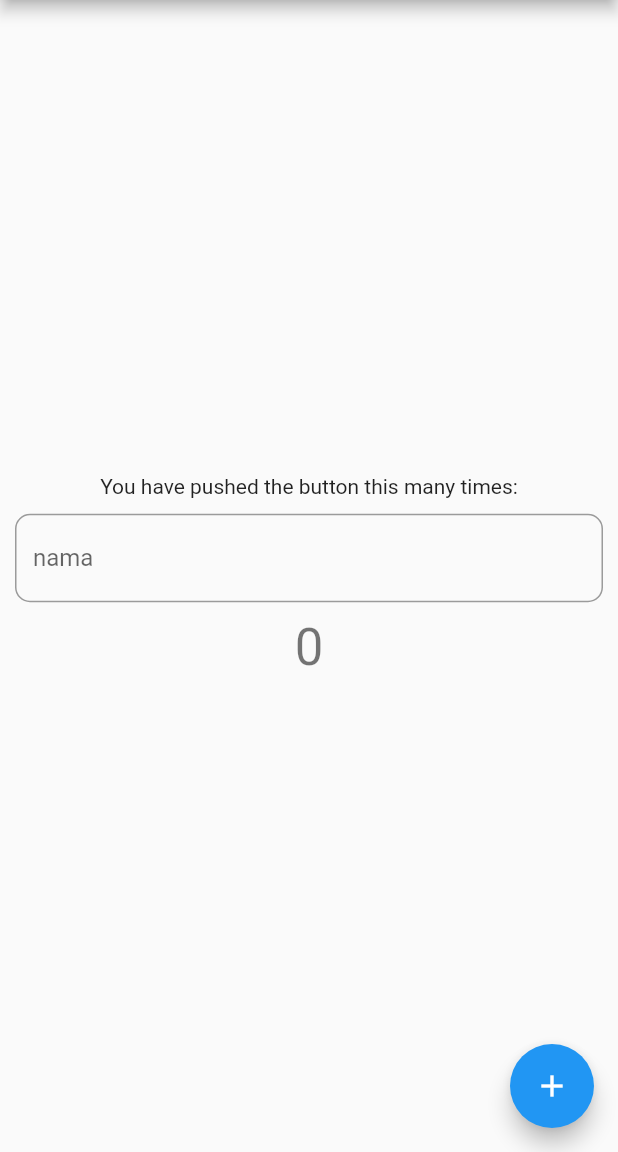
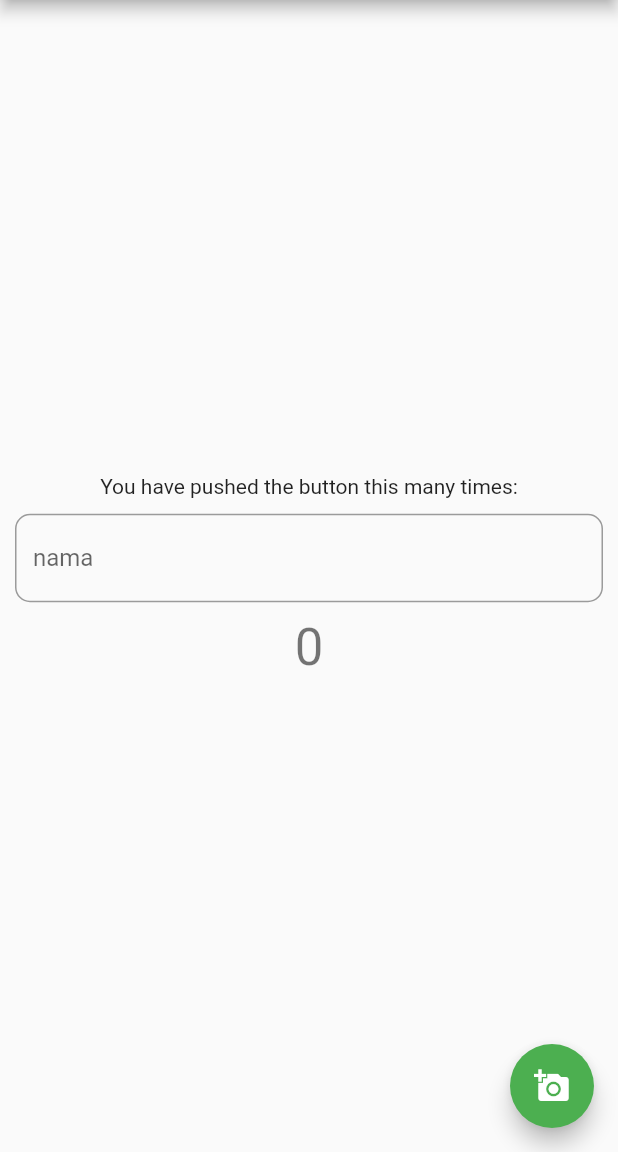
Before and after one commit to Hilman27/repoMobdev, a Flutter app: the screen it shows after launch, on a phone screen of 412 x 824 dp, the part 84-1236 px from its top. Run offline on Flutter 3.47's test engine with Material 2 defaults, Android fonts, the phone set to English and light mode, and no system bars; missing offline and left inert: division.

```diff
--- a/lib/main.dart
+++ b/lib/main.dart
@@ -1,5 +1,5 @@
 import 'package:flutter/material.dart';
-import 'package:religi_app/widgets/textform.dart';
+import 'package:religi_app/widgets/_widgets.dart';
 
 void main() => runApp(MyApp());
 
@@ -105,11 +105,23 @@ class _MyHomePageState extends State<MyHomePage> {
           ],
         ),
       ),
-      floatingActionButton: FloatingActionButton(
-        onPressed: _incrementCounter,
-        tooltip: 'Increment',
-        child: Icon(Icons.add),
-      ), // This trailing comma makes auto-formatting nicer for build methods.
+      floatingActionButton: FloatingButton(
+        onpress: () {
+          _incrementCounter();
+        },
+      ),
+      // floatingActionButtonLocation: FloatingActionButtonLocation.centerFloat,
+
+      // floatingActionButtonLocation: FloatingActionButtonLocation.centerDocked,
+      // floatingActionButtonLocation: FloatingActionButtonLocation.miniStartTop,
+
+      // FloatingActionButton(
+      //   onPressed: _incrementCounter,
+      //   tooltip: 'Increment',
+      //   child: Icon(Icons.add),
+      // )
+
+      // , // This trailing comma makes auto-formatting nicer for build methods.
     );
   }
 }
--- a/lib/widgets/_widgets.dart
+++ b/lib/widgets/_widgets.dart
@@ -1,2 +1,3 @@
 export 'textform.dart';
 export 'buttonTemplate.dart';
+export 'floatingButton.dart';
--- /dev/null
+++ b/lib/widgets/floatingButton.dart
@@ -0,0 +1,16 @@
+import 'package:flutter/material.dart';
+
+class FloatingButton extends StatelessWidget {
+  final onpress;
+
+  const FloatingButton({Key key, this.onpress}) : super(key: key);
+  @override
+  Widget build(BuildContext context) {
+    return FloatingActionButton(
+      backgroundColor: Colors.green,
+      child: Icon(Icons.add_a_photo),
+      onPressed: onpress,
+      splashColor: Colors.yellowAccent,
+    );
+  }
+}
```
Also changed, not shown: lib/pages/eventpage/detail.dart (added, +8 -0 lines).
